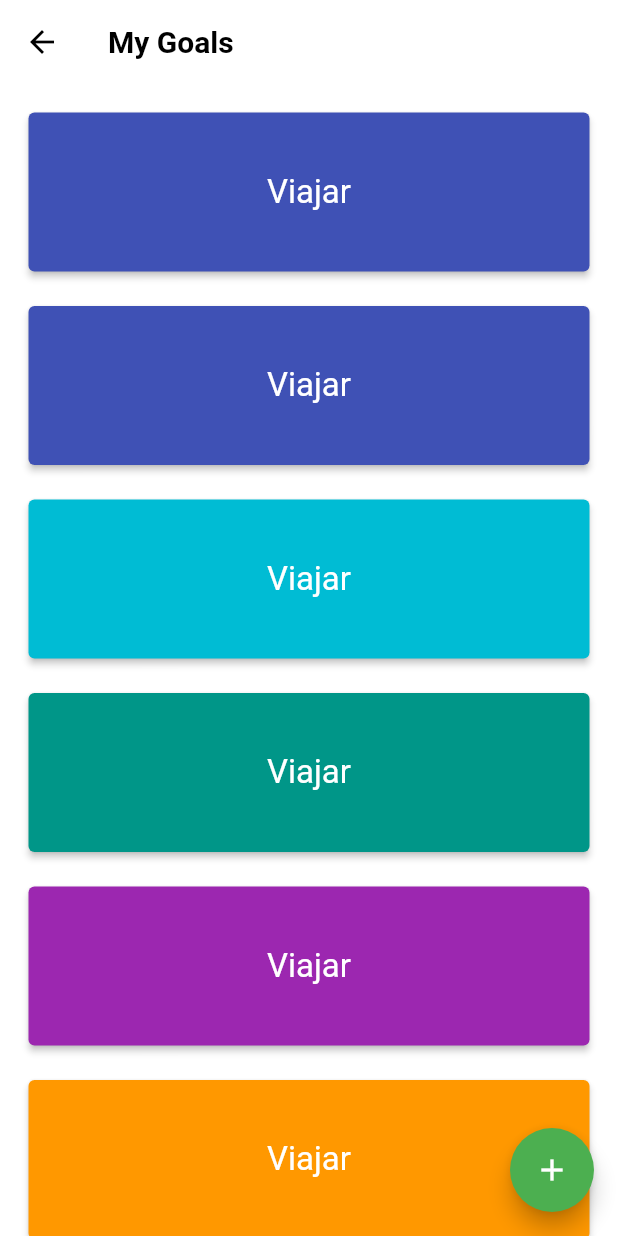
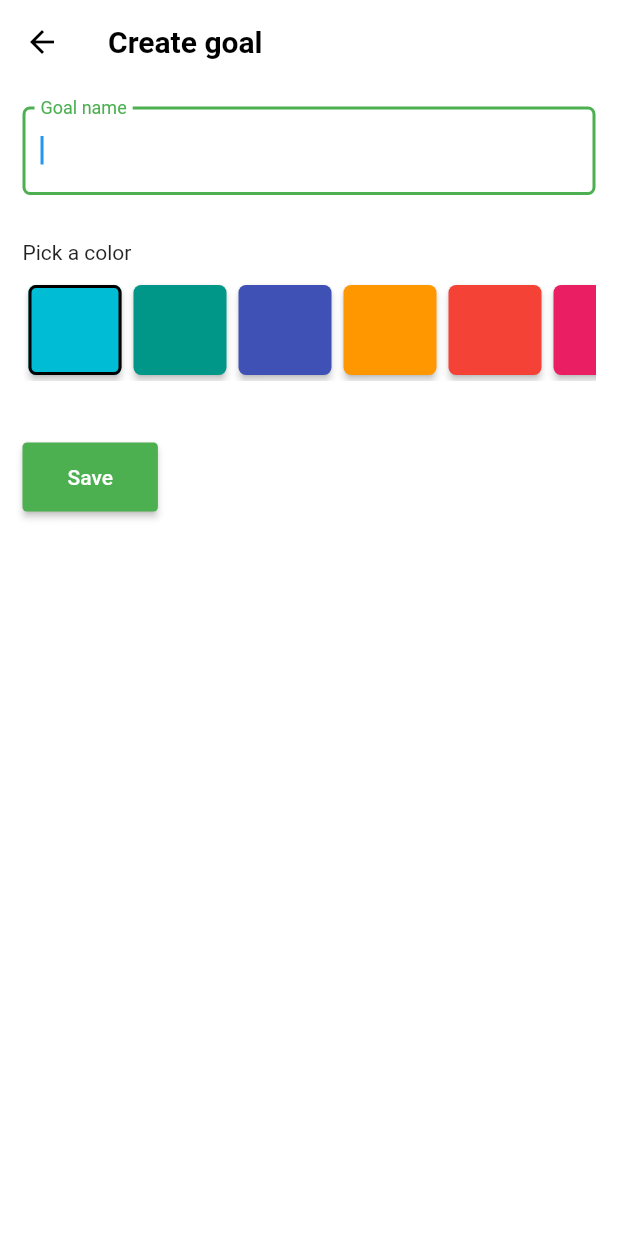
Before and after one commit to stanleygomes/doit, a Flutter app: the GoalsScreen screen opened by its route, after a tap on the "add" icon, on a phone screen of 412 x 824 dp. Run offline on Flutter 3.47's test engine with Material 2 defaults, Android fonts, the phone set to English and light mode, and no system bars; our stand-ins replace cloud_firestore, firebase_auth, firebase_core, google_sign_in, localstorage, share; accounts and stored records are empty; generated files the repository leaves out were written again.

Commit message:
create goal firebase

```diff
--- a/lib/components/button.dart
+++ b/lib/components/button.dart
@@ -60,6 +60,6 @@ class Button extends StatelessWidget {
       );
     }
 
-    return Text('Wrong button parametrers!');
+    return Text('Wrong button parameters!');
   }
 }
--- a/lib/components/card_basic_text.dart
+++ b/lib/components/card_basic_text.dart
@@ -3,38 +3,65 @@ import 'package:flutter/widgets.dart';
 
 class CardBasicText extends StatelessWidget {
   final Color backgroundColor;
-  final String text;
+  final Color textColor;
   final Function()? onPressed;
+  final String? text;
+  final double? padding;
+  final bool? isBordered;
 
   CardBasicText({
     Key? key,
     required this.backgroundColor,
-    required this.text,
+    required this.textColor,
     required this.onPressed,
+    this.text,
+    this.padding,
+    this.isBordered,
   }) : super(key: key);
 
   @override
   Widget build(BuildContext context) {
+    BorderSide border = BorderSide.none;
+    double cardPadding = this.padding != null ? this.padding! : 40;
+    List<Widget> textWidget = [];
+
+    if (this.text != null) {
+      textWidget.add(
+        Text(
+          this.text!,
+          style: TextStyle(
+            fontSize: 22,
+            color: this.textColor,
+          ),
+        ),
+      );
+    }
+
+    if (this.isBordered != null && this.isBordered == true) {
+      border = BorderSide(
+        color: Colors.black,
+        width: 2,
+      );
+    }
+
     return SizedBox(
       width: double.infinity,
       child: Card(
         color: this.backgroundColor,
         elevation: 2,
+        shape: RoundedRectangleBorder(
+          side: border,
+          borderRadius: BorderRadius.all(
+            Radius.circular(5),
+          ),
+        ),
         child: InkWell(
           onTap: this.onPressed,
           child: Padding(
-            padding: const EdgeInsets.all(40),
+            padding: EdgeInsets.all(cardPadding),
             child: Column(
               mainAxisAlignment: MainAxisAlignment.center,
-              children: [
-                Text(
-                  this.text,
-                  style: TextStyle(
-                    fontSize: 22,
-                    color: Colors.white,
-                  ),
-                ),
-              ],
+              children: this.text != null ? textWidget : [],
             ),
           ),
         ),
--- /dev/null
+++ b/lib/components/text_field.dart
@@ -0,0 +1,83 @@
+import 'package:flutter/material.dart';
+import 'package:flutter/widgets.dart';
+import 'package:flutter_gen/gen_l10n/app_localizations.dart';
+import 'package:doit/config/theme.dart';
+
+class CTextField extends StatelessWidget {
+  final bool? autofocus;
+  final String? keyboardType;
+  final bool? isPassword;
+  final Function(String?)? onChanged;
+  final String placeholder;
+
+  CTextField({
+    Key? key,
+    this.autofocus,
+    this.keyboardType,
+    this.isPassword,
+    this.onChanged,
+    required this.placeholder,
+  }) : super(key: key);
+
+  @override
+  Widget build(BuildContext context) {
+    var t = AppLocalizations.of(context)!;
+    TextInputType kType = TextInputType.text;
+
+    switch (this.keyboardType) {
+      case 'multiline':
+        kType = TextInputType.multiline;
+        break;
+      case 'emailAddress':
+        kType = TextInputType.emailAddress;
+        break;
+      case 'name':
+        kType = TextInputType.name;
+        break;
+      case 'number':
+        kType = TextInputType.number;
+        break;
+      case 'phone':
+        kType = TextInputType.phone;
+        break;
+      case 'url':
+        kType = TextInputType.url;
+        break;
+      case 'streetAddress':
+        kType = TextInputType.streetAddress;
+        break;
+      case 'visiblePassword':
+        kType = TextInputType.visiblePassword;
+        break;
+      default:
+    }
+
+    return TextFormField(
+      autofocus: this.autofocus != null ? this.autofocus! : false,
+      keyboardType: kType,
+      onChanged: this.onChanged!,
+      obscureText: isPassword == true,
+      decoration: InputDecoration(
+        labelText: this.placeholder,
+        labelStyle: TextStyle(
+          color: colorSchemePrimary,
+        ),
+        enabledBorder: OutlineInputBorder(
+          borderSide: BorderSide(width: 2, color: Colors.grey),
+          borderRadius: BorderRadius.circular(5),
+        ),
+        focusedBorder: OutlineInputBorder(
+          borderSide: BorderSide(width: 2, color: colorSchemePrimary),
+          borderRadius: BorderRadius.circular(5),
+        ),
+      ),
+      // The validator receives the text that the user has entered.
+      validator: (value) {
+        if (value == null || value.isEmpty) {
+          return t.requiredField;
+        }
+        return null;
+      },
+    );
+  }
+}
--- a/lib/config/l10n/app_en.arb
+++ b/lib/config/l10n/app_en.arb
@@ -11,5 +11,12 @@
   "byStanley": "By Stanley",
   "privacyDisclaimer": "Your personal data and your privacy are very important. We do not share it with anyone. We keep your name, email and profile picture save by Google Firebase Cloud Services. We can't access your information. They are only used to enhance and customize your experience while using the app.",
   "shareAppMessage": "Doit! O app para te ajudar a resolver suas atividades.",
-  "myGoals": "My Goals"
+  "myGoals": "My Goals",
+  "requiredField": "This field is required.",
+  "save": "Save",
+  "pickColor": "Pick a color",
+  "createGoal": "Create goal",
+  "goalName": "Goal name",
+  "yourGoalCreated": "Your goal was created successfully!",
+  "sorryOcurredAnError": "Sorry, I got an error!"
 }
--- a/lib/config/routes.dart
+++ b/lib/config/routes.dart
@@ -1,3 +1,4 @@
+import 'package:doit/screens/goal_form.dart';
 import 'package:flutter/widgets.dart';
 import 'package:doit/screens/privacy.dart';
 import 'package:doit/screens/settings.dart';
@@ -13,4 +14,5 @@ final Map<String, WidgetBuilder> routes = {
   PrivacyScreen.routeName: (context) => PrivacyScreen(),
   GoalsScreen.routeName: (context) => GoalsScreen(),
   GoalScreen.routeName: (context) => GoalScreen(),
+  GoalFormScreen.routeName: (context) => GoalFormScreen(),
 };
--- a/lib/config/theme.dart
+++ b/lib/config/theme.dart
@@ -1,53 +1,22 @@
 import 'package:flutter/material.dart';
-import 'package:doit/config/constants.dart';
 
 final Color colorSchemePrimary = Colors.green.shade500;
 final Color colorSchemePrimaryLight = Colors.green.shade200;
 final Color colorSchemeTextPrimary = Colors.white;
 
+final List<Color> materialColorList = [
+  Colors.cyan,
+  Colors.teal,
+  Colors.indigo,
+  Colors.orange,
+  Colors.red,
+  Colors.pink,
+  Colors.purple,
+];
+
 ThemeData appTheme() {
   return ThemeData(
     scaffoldBackgroundColor: Colors.white,
-    // appBarTheme: appBarTheme(),
-    // textTheme: textTheme(),
-    // inputDecorationTheme: inputDecorationTheme(),
     visualDensity: VisualDensity.adaptivePlatformDensity,
   );
 }
-
-// InputDecorationTheme inputDecorationTheme() {
-//   OutlineInputBorder outlineInputBorder = OutlineInputBorder(
-//     borderRadius: BorderRadius.circular(28),
-//     borderSide: BorderSide(color: kTextColor),
-//     gapPadding: 10,
-//   );
-//   return InputDecorationTheme(
-//     // If  you are using latest version of flutter then lable text and hint text shown like this
-//     // if you r using flutter less then 1.20.* then maybe this is not working properly
-//     // if we are define our floatingLabelBehavior in our theme then it's not applayed
-//     floatingLabelBehavior: FloatingLabelBehavior.always,
-//     contentPadding: EdgeInsets.symmetric(horizontal: 42, vertical: 20),
-//     enabledBorder: outlineInputBorder,
-//     focusedBorder: outlineInputBorder,
-//     border: outlineInputBorder,
-//   );
-// }
-
-// TextTheme textTheme() {
-//   return TextTheme(
-//     bodyText1: TextStyle(color: kTextColor),
-//     bodyText2: TextStyle(color: kTextColor),
-//   );
-// }
-
-// AppBarTheme appBarTheme() {
-//   return AppBarTheme(
-//     color: Colors.white,
-//     elevation: 0,
-//     brightness: Brightness.light,
-//     iconTheme: IconThemeData(color: Colors.black),
-//     textTheme: TextTheme(
-//       headline6: TextStyle(color: Color(0XFF8B8B8B), fontSize: 18),
-//     ),
-//   );
-// }
--- /dev/null
+++ b/lib/models/goal.dart
@@ -0,0 +1,30 @@
+import 'package:doit/services/color_transform.dart';
+import 'package:flutter/widgets.dart';
+
+class GoalModel {
+  late String? id;
+  late Color color;
+  late String name;
+
+  static String collectionName = 'goals';
+
+  GoalModel({
+    required this.color,
+    required this.name,
+    this.id,
+  });
+
+  Map<String, dynamic> toJson() {
+    return {
+      'id': id,
+      'name': name,
+      'color': ColorTransform.toText(color),
+    };
+  }
+
+  fromJson(Map<String, dynamic> json) {
+    this.id = json['id'];
+    this.name = json['name'];
+    this.color = json['color'];
+  }
+}
--- /dev/null
+++ b/lib/screens/goal_form.dart
@@ -0,0 +1,151 @@
+import 'package:doit/components/alert.dart';
+import 'package:doit/components/button.dart';
+import 'package:doit/components/label_error.dart';
+import 'package:doit/components/text_field.dart';
+import 'package:doit/config/theme.dart';
+import 'package:doit/models/goal.dart';
+import 'package:doit/services/firebase_firestore.dart';
+import 'package:flutter/material.dart';
+import 'package:flutter_gen/gen_l10n/app_localizations.dart';
+import 'package:flutter/widgets.dart';
+import 'package:provider/provider.dart';
+import 'package:doit/components/app_bar_back.dart';
+import 'package:doit/components/card_basic_text.dart';
+import 'package:doit/models/screen_arguments.dart';
+import 'package:doit/models/auth.dart';
+
+class GoalFormScreen extends StatefulWidget {
+  static String routeName = 'goal_create';
+
+  GoalFormScreen();
+
+  @override
+  _GoalFormScreenState createState() => _GoalFormScreenState();
+}
+
+class _GoalFormScreenState extends State<GoalFormScreen> {
+  final _formKey = GlobalKey<FormState>();
+  late String formGoal;
+  Color? formColor = Colors.cyan;
+  bool isSubmiting = false;
+
+  @override
+  Widget build(BuildContext context) {
+    var t = AppLocalizations.of(context)!;
+    var auth = context.watch<AuthModel>();
+    FirebaseFirestoreService firestore = FirebaseFirestoreService();
+
+    _setGoalName(String? newName) {
+      setState(() {
+        formGoal = newName!;
+      });
+    }
+
+    _setColor(Color color) {
+      setState(() {
+        formColor = color;
+      });
+    }
+
+    _setSubmiting(bool status) {
+      setState(() {
+        isSubmiting = status;
+      });
+    }
+
+    _postSubmit(String message) {
+      _setSubmiting(false);
+      CAlert.showMessage(context, message);
+    }
+
+    _create(Map<String, dynamic> goal) {
+      firestore
+          .create(GoalModel.collectionName, goal, auth.user!.id)
+          .then((id) {
+        _postSubmit(t.yourGoalCreated);
+      }).catchError((error) {
+        print(error);
+        _postSubmit(t.sorryOcurredAnError);
+      });
+    }
+
+    _update() {}
+
+    _submitForm() {
+      if (_formKey.currentState!.validate()) {
+        _setSubmiting(true);
+        Map<String, dynamic> goal = new GoalModel(
+          color: formColor!,
+          name: formGoal,
+        ).toJson();
+
+        _create(goal);
+      }
+    }
+
+    return Scaffold(
+      appBar: AppBarBack(
+        title: t.createGoal,
+        fontWeight: 'bold',
+      ),
+      body: SafeArea(
+        child: Padding(
+          padding: const EdgeInsets.all(15),
+          child: Form(
+            key: _formKey,
+            child: Column(
+              crossAxisAlignment: CrossAxisAlignment.start,
+              children: [
+                CTextField(
+                  placeholder: t.goalName,
+                  autofocus: true,
+                  onChanged: _setGoalName,
+                ),
+                Padding(
+                  padding: EdgeInsets.only(top: 30),
+                  child: Text(t.pickColor),
+                ),
+                Padding(
+                  padding: EdgeInsets.only(top: 10),
+                  child: SingleChildScrollView(
+                    scrollDirection: Axis.horizontal,
+                    child: Row(
+                      children: materialColorList.map(
+                        (color) {
+                          return SizedBox(
+                            width: 70,
+                            child: CardBasicText(
+                              textColor: color,
+                              backgroundColor: color,
+                              padding: 30,
+                              isBordered: color == formColor,
+                              onPressed: () => _setColor(color),
+                            ),
+                          );
+                        },
+                      ).toList(),
+                    ),
+                  ),
+                ),
+                Padding(
+                  padding: EdgeInsets.only(
+                    top: 10,
+                    bottom: 30,
+                  ),
+                  child: formColor == null
+                      ? LabelError(message: t.requiredField)
+                      : null,
+                ),
+                Button(
+                  type: 'elevated',
+                  label: t.save,
+                  onPressed: this.isSubmiting == true ? null : _submitForm,
+                ),
+              ],
+            ),
+          ),
+        ),
+      ),
+    );
+  }
+}
--- a/lib/screens/goals.dart
+++ b/lib/screens/goals.dart
@@ -1,5 +1,7 @@
+import 'package:doit/config/theme.dart';
 import 'package:doit/models/screen_arguments.dart';
 import 'package:doit/screens/goal.dart';
+import 'package:doit/screens/goal_form.dart';
 import 'package:flutter/material.dart';
 import 'package:flutter_gen/gen_l10n/app_localizations.dart';
 import 'package:flutter/widgets.dart';
@@ -62,19 +64,9 @@ class _GoalsScreenState extends State<GoalsScreen> {
     //   ),
     // );
 
-    var cards = [
-      Colors.indigo,
-      Colors.indigo,
-      Colors.cyan,
-      Colors.teal,
-      Colors.purple,
-      Colors.orange,
-      Colors.red,
-      Colors.white,
-      Colors.black,
-      Colors.pink,
-      Colors.orange,
-    ];
+    _createGoal() {
+      CNavigator.stack(context, GoalFormScreen.routeName);
+    }
 
     return Scaffold(
       appBar: AppBarBack(
@@ -84,11 +76,12 @@ class _GoalsScreenState extends State<GoalsScreen> {
       body: SafeArea(
         child: SingleChildScrollView(
           child: Column(
-            children: cards.map(
+            children: materialColorList.map(
               (card) {
                 return Padding(
                   padding: const EdgeInsets.fromLTRB(15, 15, 15, 0),
                   child: CardBasicText(
+                    textColor: Colors.white,
                     backgroundColor: card,
                     text: 'Viajar',
                     onPressed: _openGoal,
@@ -101,7 +94,7 @@ class _GoalsScreenState extends State<GoalsScreen> {
       ),
       floatingActionButton: Fab(
         tooltip: 'tooltip',
-        onPressed: () {},
+        onPressed: _createGoal,
       ),
     );
   }
--- a/lib/screens/splash.dart
+++ b/lib/screens/splash.dart
@@ -10,7 +10,7 @@ import 'package:doit/components/button.dart';
 import 'package:doit/components/dialog.dart';
 import 'package:doit/components/spacing.dart';
 import 'package:doit/components/typography.dart';
-import 'package:doit/services/firebase.dart';
+import 'package:doit/services/firebase_auth.dart';
 import 'package:provider/provider.dart';
 
 class SplashScreen extends StatefulWidget {
@@ -41,7 +41,7 @@ class _SplashScreenState extends State<SplashScreen> {
     this._disableButtons();
 
     Auth auth = new Auth();
-    FirebaseService service = new FirebaseService();
+    FirebaseAuthService service = new FirebaseAuthService();
 
     try {
       var googleUser = await service.signInwithGoogle();
--- /dev/null
+++ b/lib/services/color_transform.dart
@@ -0,0 +1,15 @@
+import 'package:flutter/widgets.dart';
+
+class ColorTransform {
+  static String toText(Color color) {
+    var hexCode = '#${color.value.toRadixString(16).substring(2, 8)}';
+    return hexCode;
+  }
+
+  static Color toColor(String color) {
+    var hexColor = color.replaceAll("#", "");
+    hexColor = "FF" + hexColor;
+
+    return Color(int.parse("0x$hexColor"));
+  }
+}
--- /dev/null
+++ b/lib/services/date_transform.dart
@@ -0,0 +1,8 @@
+import 'package:intl/intl.dart';
+
+class DateTransform {
+  static String nowFormat() {
+    DateTime now = DateTime.now();
+    return DateFormat('yyyy-MM-dd HH:mm:ss').format(now);
+  }
+}
--- a/lib/services/firebase.dart
+++ b/lib/services/firebase_auth.dart
@@ -1,7 +1,7 @@
 import 'package:firebase_auth/firebase_auth.dart';
 import 'package:google_sign_in/google_sign_in.dart';
 
-class FirebaseService {
+class FirebaseAuthService {
   final FirebaseAuth _auth = FirebaseAuth.instance;
   final GoogleSignIn _googleSignIn = GoogleSignIn();
 
--- /dev/null
+++ b/lib/services/firebase_firestore.dart
@@ -0,0 +1,68 @@
+import 'dart:async';
+import 'dart:developer';
+
+import 'package:cloud_firestore/cloud_firestore.dart';
+import 'package:doit/services/date_transform.dart';
+
+class FirebaseFirestoreService {
+  CollectionReference _getCollection(String collectionName) {
+    return FirebaseFirestore.instance.collection(collectionName);
+  }
+
+  // setUsuario
+  // setDtaCriacao
+  // setDtaAlteracao
+
+  Object _createDocument(
+    Map<String, dynamic> document,
+    String? userId,
+    String action,
+  ) {
+    if (userId == null) {
+      throw ('User ID is a required parameter!');
+    }
+
+    document['userId'] = userId;
+    String now = DateTransform.nowFormat();
+
+    if (action == 'create') {
+      document['createdAt'] = now;
+    } else if (action == 'update') {
+      document['updatedAt'] = now;
+    } else if (action == 'delete') {
+      document['deletedAt'] = now;
+    }
+
+    return document;
+  }
+
+  Future<String?> create(
+    String collectionName,
+    Map<String, dynamic> document,
+    String? userId,
+  ) {
+    final completer = Completer<String>();
+
+    try {
+      CollectionReference collection = _getCollection(collectionName);
+      Object doc = _createDocument(document, userId, 'create');
+
+      collection.add(doc).then((value) {
+        completer.complete(value.id);
+      }).catchError((error) {
+        completer.completeError('Failed to create document: $error');
+      });
+    } catch (error) {
+      completer.completeError('Failed to create document: $error');
+    }
+
+    return completer.future;
+  }
+
+  // passar o id do usuario como obrigatorio
+
+  // create
+  // get
+  // update
+  // delete
+}
--- a/pubspec.yaml
+++ b/pubspec.yaml
@@ -30,6 +30,7 @@ dependencies:
   localstorage: ^4.0.0+1
   firebase_auth: ^3.1.4
   firebase_core: ^1.8.0
+  cloud_firestore: ^3.1.0
   google_sign_in: ^5.2.0
   provider: ^6.0.1
   share: ^2.0.4
```
Also changed, not shown: lib/components/alert.dart (added, +23 -0 lines), lib/components/label_error.dart (added, +22 -0 lines), lib/config/constants.dart (+0 -28 lines), lib/screens/goal.dart (+4 -16 lines), pubspec.lock, 2 other files.
